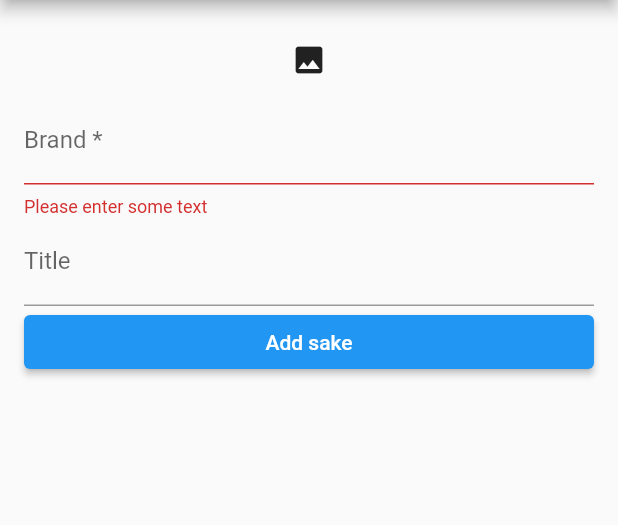
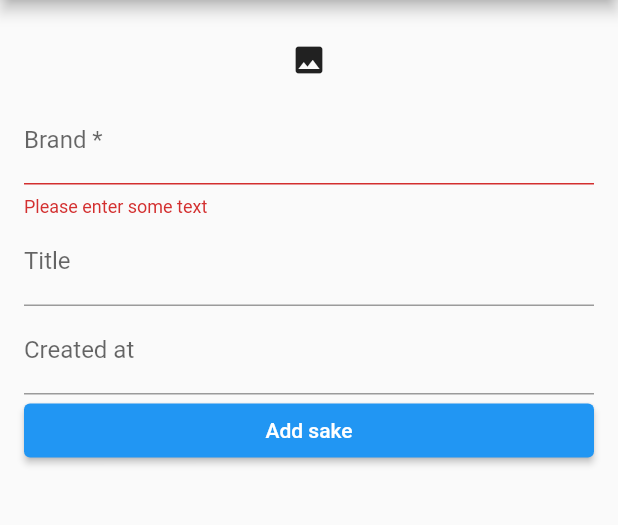
Before and after one commit to cafedomancer/osake, a Flutter app: the AddSakePage screen opened directly, after a tap on "Add sake", on a phone screen of 412 x 824 dp, the part 84-609 px from its top. Run offline on Flutter 3.47's test engine with Material 2 defaults, Android fonts, the phone set to English and light mode, and no system bars; our stand-ins replace cloud_firestore, file_picker, firebase_auth, firebase_core, firebase_storage; accounts and stored records are empty.

Commit message:
Add a createdAt input field

```diff
--- a/lib/add_sake_page.dart
+++ b/lib/add_sake_page.dart
@@ -5,6 +5,7 @@ import 'package:file_picker/file_picker.dart';
 import 'package:firebase_auth/firebase_auth.dart';
 import 'package:firebase_storage/firebase_storage.dart';
 import 'package:flutter/material.dart';
+import 'package:flutter/services.dart';
 
 class AddSakePage extends StatefulWidget {
   const AddSakePage({super.key});
@@ -18,11 +19,13 @@ class _AddSakePageState extends State<AddSakePage> {
   final _brandController = TextEditingController();
   final _titleController = TextEditingController();
   File? _image;
+  final _createdAtController = TextEditingController();
 
   @override
   void dispose() {
     _brandController.dispose();
     _titleController.dispose();
+    _createdAtController.dispose();
     super.dispose();
   }
 
@@ -42,7 +45,9 @@ class _AddSakePageState extends State<AddSakePage> {
     final brand = _brandController.text;
     final title = _titleController.text;
     final imageURL = '';
-    final createdAt = Timestamp.now();
+    final createdAt = _createdAtController.text.isNotEmpty
+        ? Timestamp.fromDate(DateTime.parse(_createdAtController.text))
+        : Timestamp.now();
     final updatedAt = Timestamp.now();
     final sake = await FirebaseFirestore.instance
         .collection('users')
@@ -70,7 +75,6 @@ class _AddSakePageState extends State<AddSakePage> {
         'imageURL': imageURL,
       });
     }
-
     if (!mounted) return;
     Navigator.pop(context);
   }
@@ -97,6 +101,14 @@ class _AddSakePageState extends State<AddSakePage> {
       controller: _titleController,
       decoration: const InputDecoration(labelText: 'Title'),
     );
+    final createdAtField = TextFormField(
+      controller: _createdAtController,
+      decoration: const InputDecoration(
+        labelText: 'Created at',
+        hintText: 'YYYY-MM-DD HH:MM',
+      ),
+      keyboardType: TextInputType.datetime,
+    );
     final addButton = ElevatedButton(
       onPressed: () {
         _onAddSake();
@@ -116,6 +128,7 @@ class _AddSakePageState extends State<AddSakePage> {
               imageField,
               brandField,
               titleField,
+              createdAtField,
               addButton,
             ],
           ),
--- a/lib/sake_list_page.dart
+++ b/lib/sake_list_page.dart
@@ -35,8 +35,6 @@ class _SakeListPageState extends State<SakeListPage> {
 
   @override
   Widget build(BuildContext context) {
-    initializeDateFormatting('ja_JP');
-
     return Scaffold(
       appBar: AppBar(
         automaticallyImplyLeading: false,
@@ -62,7 +60,8 @@ class _SakeListPageState extends State<SakeListPage> {
                   ? Text(sake.get('title'))
                   : const Text('(No title)');
               final createdAt = Text(
-                DateFormat.yMd('ja_JP').format(sake.get('createdAt').toDate()),
+                DateFormat('yyyy-MM-dd')
+                    .format(sake.get('createdAt').toDate()),
               );
 
               return ListTile(
--- a/lib/sake_view_page.dart
+++ b/lib/sake_view_page.dart
@@ -51,7 +51,7 @@ class _SakeViewPageState extends State<SakeViewPage> {
                 ? Text(sake.get('title'))
                 : const Text('(No title)');
             final createdAt = Text(
-              DateFormat.yMd('ja_JP').format(
+              DateFormat('yyyy-MM-dd HH:mm').format(
                 sake.get('createdAt').toDate(),
               ),
             );
```
Also changed, not shown: lib/edit_sake_page.dart (+32 -1 lines).
